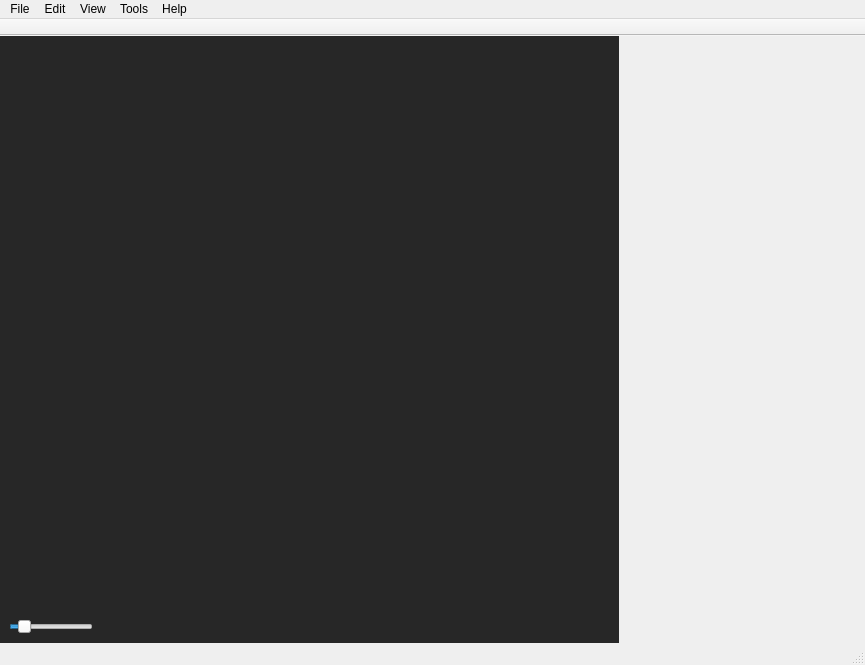
Qt form ui/main_window.ui (zkovari/plotlyst) before a commit.
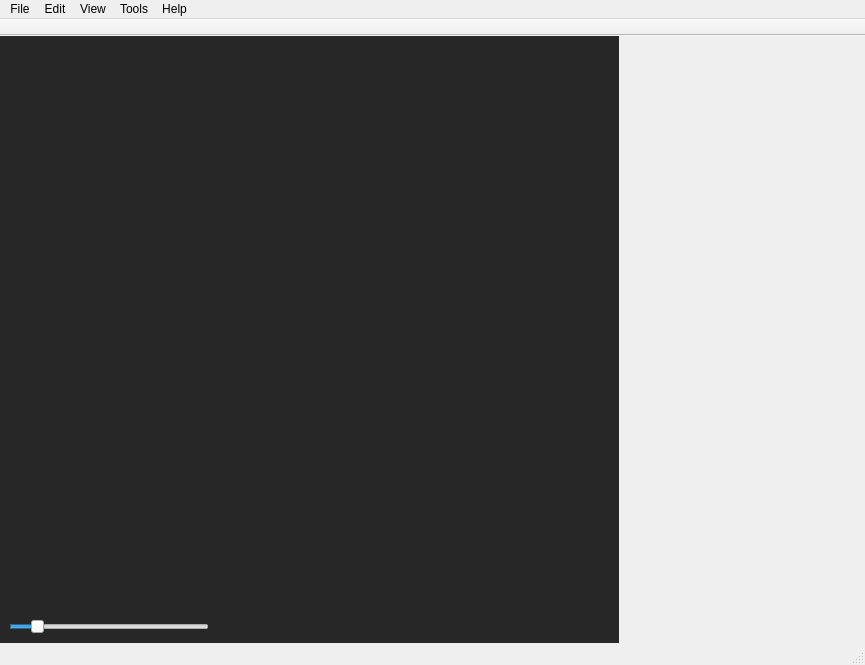
The same form after that commit. Custom widgets are drawn as their Qt base class.

Commit message: Hide timer and toolbar in fullscreen mode if not active

```diff
--- a/ui/main_window.ui
+++ b/ui/main_window.ui
@@ -556,6 +556,21 @@
            </sizepolicy>
           </property>
           <layout class="QHBoxLayout" name="horizontalLayout_4">
+           <property name="spacing">
+            <number>3</number>
+           </property>
+           <property name="leftMargin">
+            <number>2</number>
+           </property>
+           <property name="topMargin">
+            <number>2</number>
+           </property>
+           <property name="rightMargin">
+            <number>2</number>
+           </property>
+           <property name="bottomMargin">
+            <number>2</number>
+           </property>
            <item alignment="Qt::AlignLeft">
             <widget class="SprintWidget" name="wdgSprint" native="true"/>
            </item>
@@ -575,6 +590,12 @@
             <verstretch>0</verstretch>
            </sizepolicy>
           </property>
+          <property name="minimumSize">
+           <size>
+            <width>200</width>
+            <height>0</height>
+           </size>
+          </property>
           <property name="styleSheet">
            <string notr="true"/>
           </property>
```
The commit also changes 1 other file.
